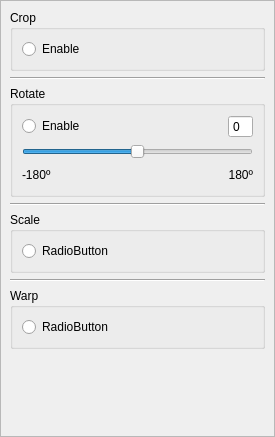
mattykakes/qcvTouchUp, file src/transformmenu.ui: the form before one commit.
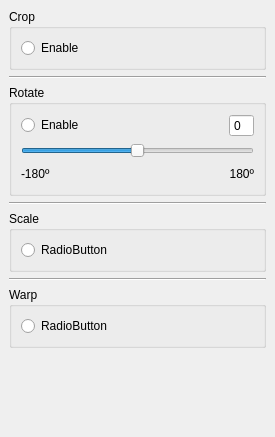
The form after the commit.

```diff
--- a/src/transformmenu.ui
+++ b/src/transformmenu.ui
@@ -25,6 +25,12 @@
   <property name="windowTitle">
    <string>ScrollArea</string>
   </property>
+  <property name="frameShape">
+   <enum>QFrame::NoFrame</enum>
+  </property>
+  <property name="frameShadow">
+   <enum>QFrame::Plain</enum>
+  </property>
   <property name="widgetResizable">
    <bool>true</bool>
   </property>
@@ -33,8 +39,8 @@
     <rect>
      <x>0</x>
      <y>0</y>
-     <width>273</width>
-     <height>435</height>
+     <width>275</width>
+     <height>437</height>
     </rect>
    </property>
    <layout class="QVBoxLayout" name="verticalLayout">
```
